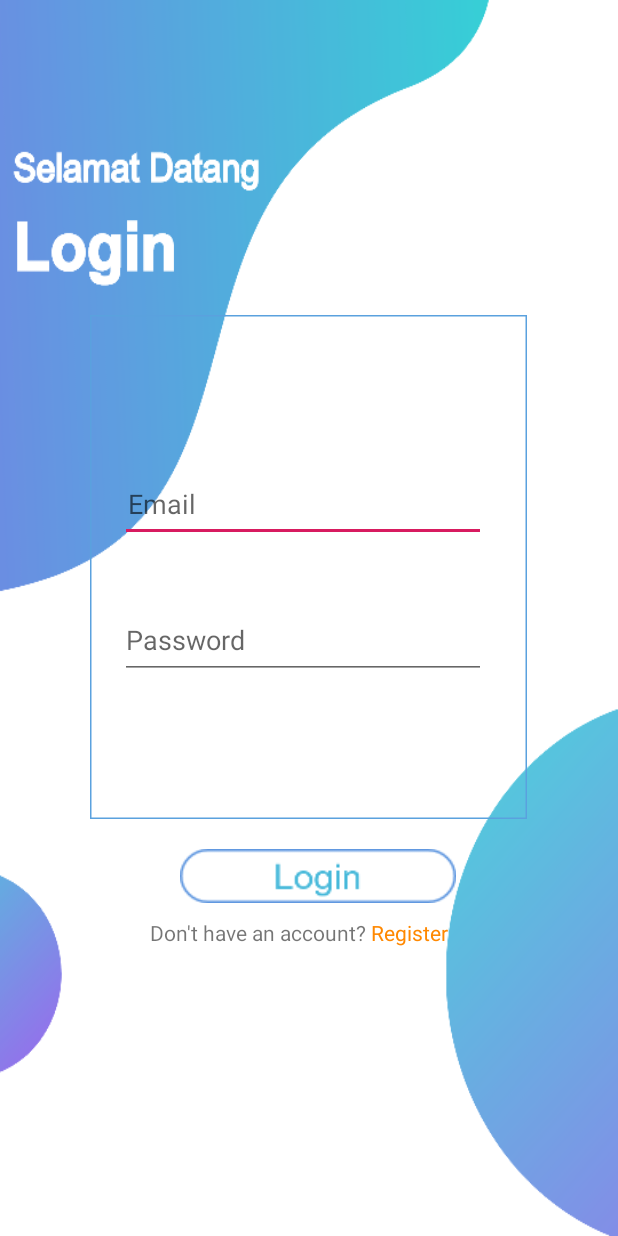
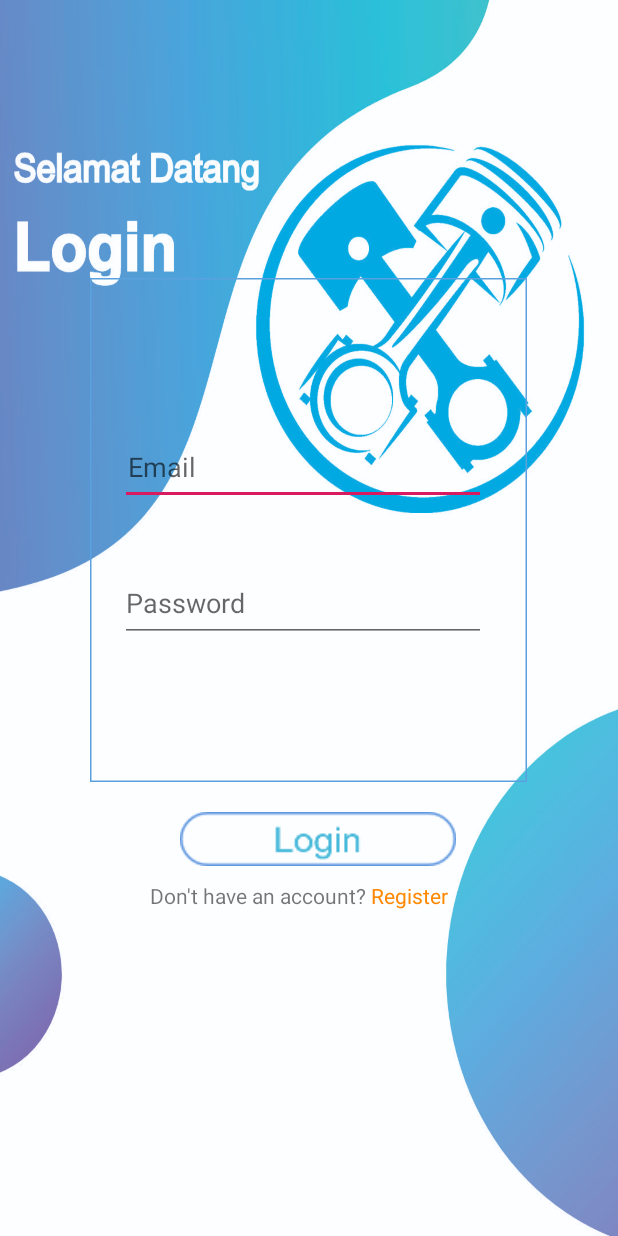
Before and after one commit to yossieadvindo/TimbangAntri, an Android app: the screen it shows after launch (MainActivity), on a phone screen of 412 x 824 dp. Run offline under Robolectric (Android 15) with nearby library versions, the light colour scheme and no system bars; our stand-ins replace Firebase (no records; nobody signed in at launch, a user with empty details on screens opened directly).

Commit message:
layouthome

```diff
--- a/app/src/main/res/layout/activity_home.xml
+++ b/app/src/main/res/layout/activity_home.xml
@@ -12,6 +12,7 @@
         android:id="@+id/imageView2"
         android:layout_width="409dp"
         android:layout_height="120dp" />
+
 
     <TextView
         android:id="@+id/namaUser"
--- a/app/src/main/res/layout/activity_place_detail.xml
+++ b/app/src/main/res/layout/activity_place_detail.xml
@@ -129,6 +129,8 @@
         android:hint="no_plat"
         android:inputType="textPersonName" />
 
+
+
     <Button
         android:id="@+id/btnsaveAntrian"
         android:layout_width="wrap_content"
--- a/app/src/main/res/layout/login.xml
+++ b/app/src/main/res/layout/login.xml
@@ -8,14 +8,15 @@
     android:orientation="vertical"
     tools:context=".MainActivity"
     tools:layout_editor_absoluteY="25dp"
-    android:background="@drawable/logintampilan">
+    android:background="@drawable/tampilanlogin">
+
 
 
     <LinearLayout
         android:layout_width="wrap_content"
         android:layout_height="wrap_content"
         android:layout_marginLeft="60dp"
-        android:layout_marginTop="210dp"
+        android:layout_marginTop="185dp"
         android:layout_marginRight="40dp"
         android:background="@drawable/path"
         android:orientation="vertical"
```
Also changed, not shown: app/src/main/res/drawable/tampilanlogin.jpg (added), app/src/main/res/mipmap-xhdpi/ikon.png (added).
